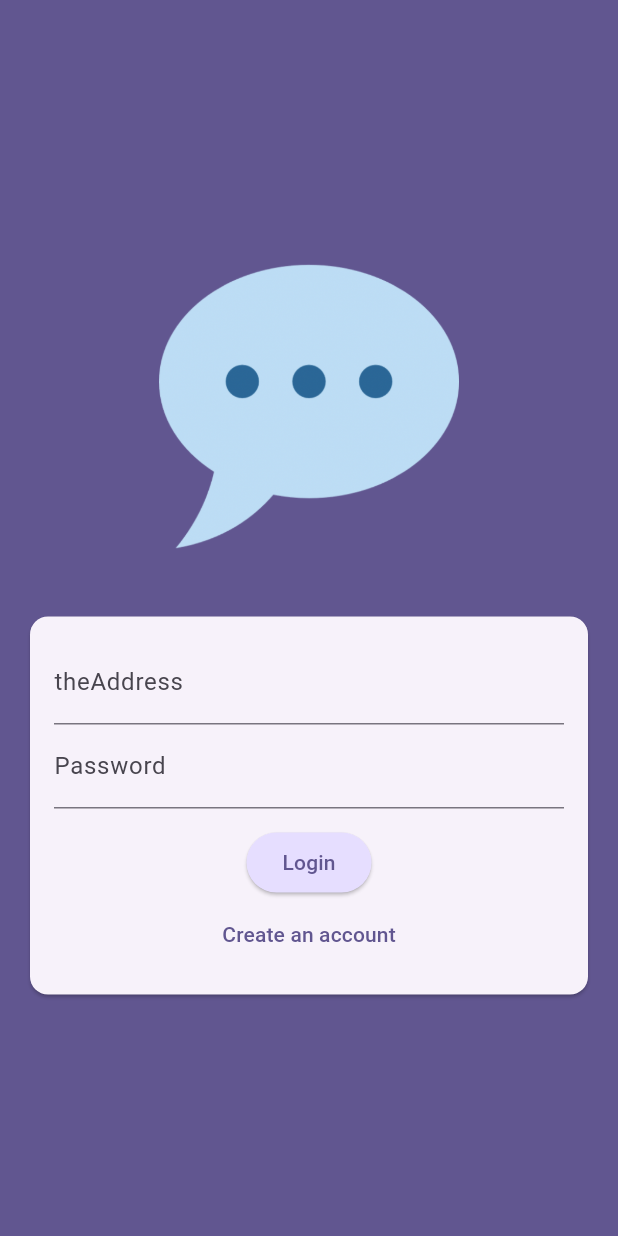
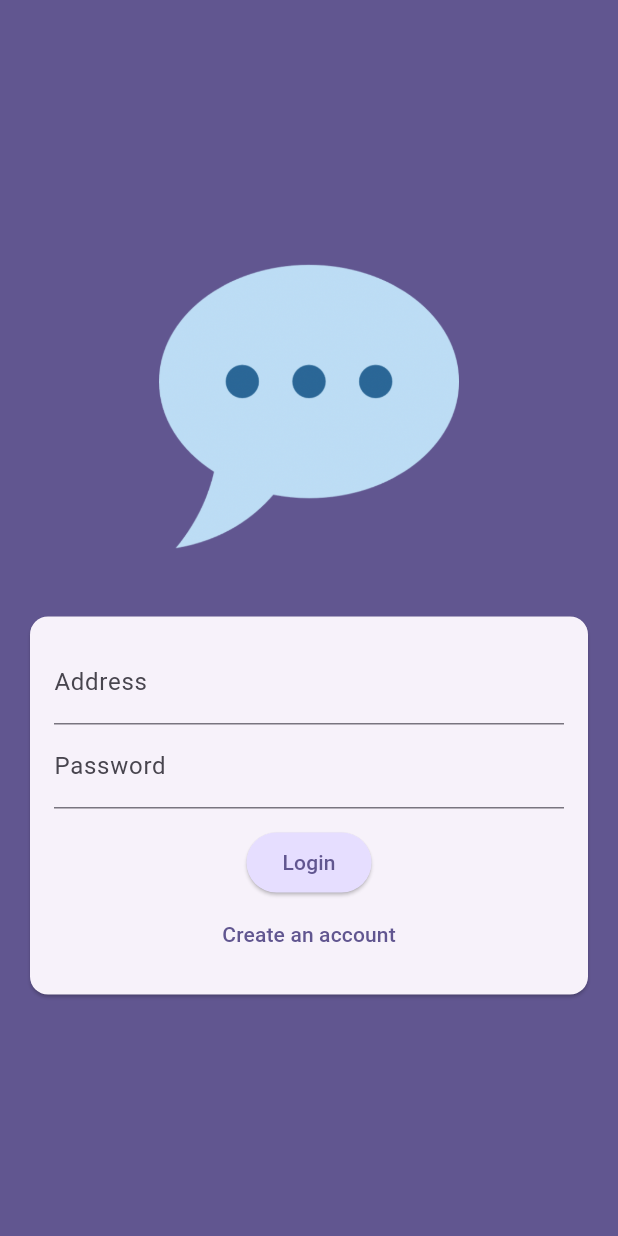
Before and after one commit to SakshiMeena01/Mobile-development, a Flutter app: the screen it shows after launch, on a phone screen of 412 x 824 dp. Run offline on Flutter 3.47's test engine with Material 3 defaults, Android fonts, the phone set to English and light mode, and no system bars; our stand-ins replace cloud_firestore, firebase_auth, firebase_core, firebase_messaging, firebase_storage, image_picker; accounts and stored records are empty.

Commit message:
updated mail name

```diff
--- a/lib/screens/auth.dart
+++ b/lib/screens/auth.dart
@@ -129,7 +129,7 @@ class _AuthScreenState extends State<AuthScreen> {
                             ),
                           TextFormField(
                             decoration: const InputDecoration(
-                              labelText: 'theAddress',
+                              labelText: 'Address',
                             ),
                             keyboardType: TextInputType.emailAddress,
                             autocorrect: false,
```
